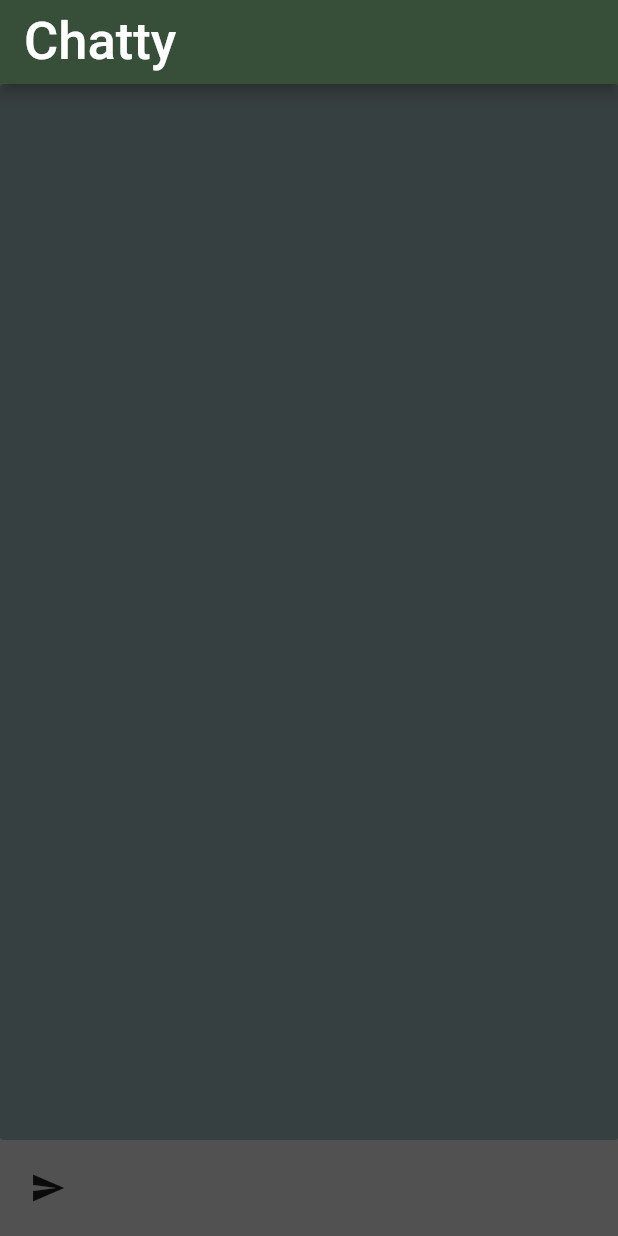
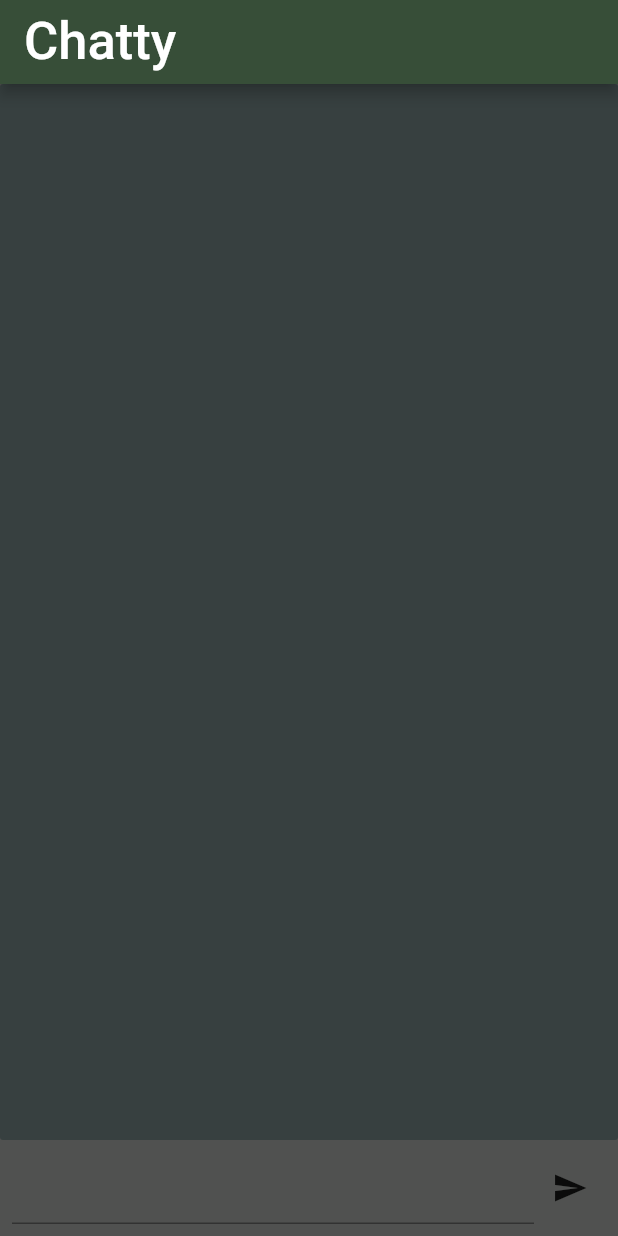
Before and after one commit to Mohamed7E/chatty, a Flutter app: the screen it shows after launch, on a phone screen of 412 x 824 dp. Run offline on Flutter 3.47's test engine with Material 2 defaults, Android fonts, the phone set to English and light mode, and no system bars.

```diff
--- a/lib/Screen/ChatPage.dart
+++ b/lib/Screen/ChatPage.dart
@@ -9,6 +9,8 @@ class ChatPage extends StatefulWidget {
 }
 
 class _ChatPageState extends State<ChatPage> {
+    final _textController = TextEditingController();
+
   @override
   Widget build(BuildContext context) {
     return Scaffold(
@@ -35,6 +37,11 @@ class _ChatPageState extends State<ChatPage> {
             padding: const EdgeInsets.all(8.0),
             child: Row(
               children: [
+                 Expanded(
+                  child: TextField(
+                    controller: _textController,
+                  ),
+                ),
                 IconButton(
                   icon: Icon(Icons.send),
                   onPressed: () async {
```
